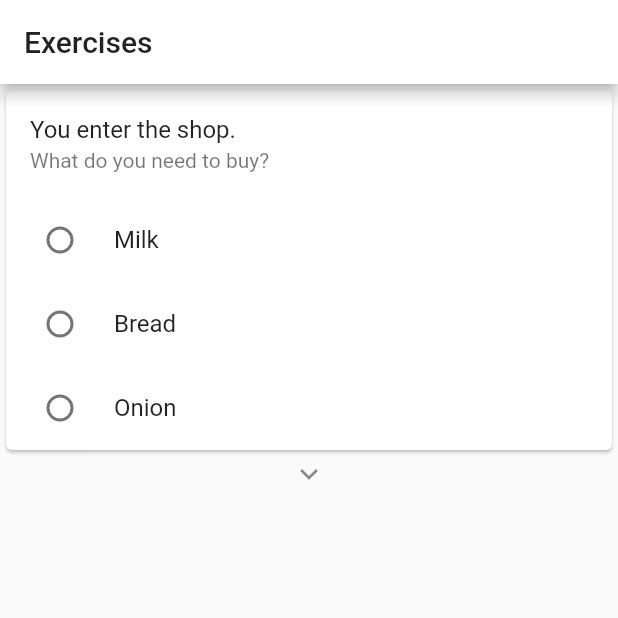
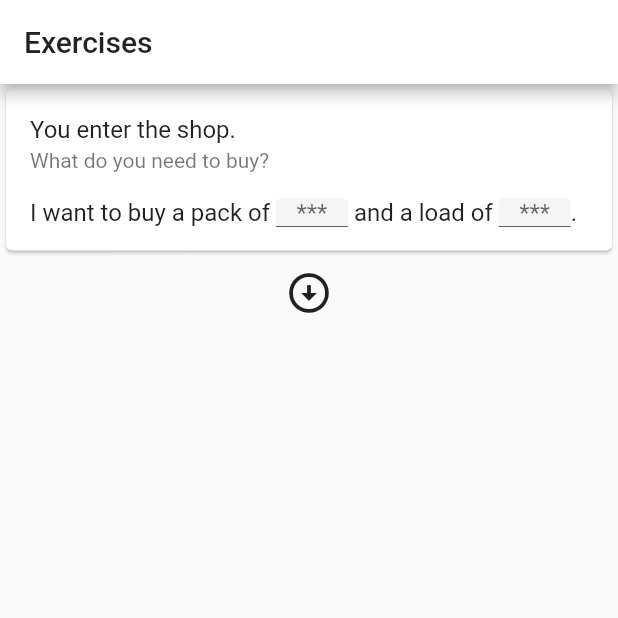
Before and after one commit to aabounegm/phrase_recorder, a Flutter app: the screen it shows after launch, on a phone screen of 412 x 824 dp, the top half of it. Run offline on Flutter 3.47's test engine with Material 2 defaults, Android fonts, the light colour scheme and no system bars; our stand-ins replace cloud_firestore, firebase_core, firebase_storage, permission_handler, pull_to_refresh, shared_preferences and 1 more; missing offline and left inert: flutter_archive, flutter_sound; accounts and stored records are empty.

Commit message:
Add typing exercise

```diff
--- /dev/null
+++ b/lib/scenario/exercises/typing_exercise.dart
@@ -0,0 +1,66 @@
+import 'package:flutter/material.dart';
+
+class TypingExercise extends StatelessWidget {
+  final String exercise;
+  final List<String> state;
+  final Function()? onChanged;
+
+  late final List<String> blocks;
+
+  TypingExercise(
+    this.exercise, {
+    required this.state,
+    this.onChanged,
+  }) {
+    blocks = exercise.split('###');
+    if (state.length != blocks.length) {
+      state
+        ..clear()
+        ..addAll(blocks.map((_) => ''));
+    }
+  }
+
+  @override
+  Widget build(BuildContext context) {
+    const style = TextStyle(fontSize: 16);
+    return Padding(
+      padding: const EdgeInsets.fromLTRB(16, 0, 16, 16),
+      child: Wrap(
+        runSpacing: 8,
+        children: [
+          for (var i = 0; i < blocks.length - 1; i++) ...[
+            Text(
+              blocks[i],
+              style: style,
+            ),
+            ConstrainedBox(
+              constraints: BoxConstraints(minWidth: 48),
+              child: IntrinsicWidth(
+                child: TextField(
+                  textAlign: TextAlign.center,
+                  style: style,
+                  decoration: InputDecoration.collapsed(
+                    hintText: '***',
+                    filled: true,
+                    border: UnderlineInputBorder(),
+                  ),
+                  onChanged: onChanged == null
+                      ? null
+                      : (text) {
+                          state[i] = text;
+                          onChanged!();
+                        },
+                ),
+              ),
+            )
+          ],
+          if (blocks.length.isOdd)
+            Text(
+              blocks.last,
+              style: style,
+            ),
+        ],
+      ),
+    );
+  }
+}
--- a/lib/scenario/scenario_page.dart
+++ b/lib/scenario/scenario_page.dart
@@ -1,4 +1,5 @@
 import 'package:flutter/material.dart';
+import 'package:phrase_recorder/scenario/exercises/typing_exercise.dart';
 import 'exercises/choice_exercise.dart';
 import 'exercises/order_exercise.dart';
 import 'exercises/multichoice_exercise.dart';
@@ -19,12 +20,8 @@
       'start': Node(
         text: 'You enter the shop.',
         question: 'What do you need to buy?',
-        type: 'choice',
-        exercise: [
-          Option('milk', 'Milk'),
-          Option('bread', 'Bread'),
-          Option('onion', 'Onion'),
-        ],
+        type: 'typing',
+        exercise: 'I want to buy a pack of ### and a load of ###.',
         state: 'product',
         transitions: [
           Transition(
@@ -96,6 +93,14 @@
                               scenario.node == n ? () => setState(() {}) : null,
                         );
                       }
+                      if (n.type == 'typing') {
+                        return TypingExercise(
+                          n.exercise,
+                          state: scenario.state[n.state]!,
+                          onChanged:
+                              scenario.node == n ? () => setState(() {}) : null,
+                        );
+                      }
                       if (n.type == 'order') {
                         return OrderExercise(
                           n.exercise,
```
